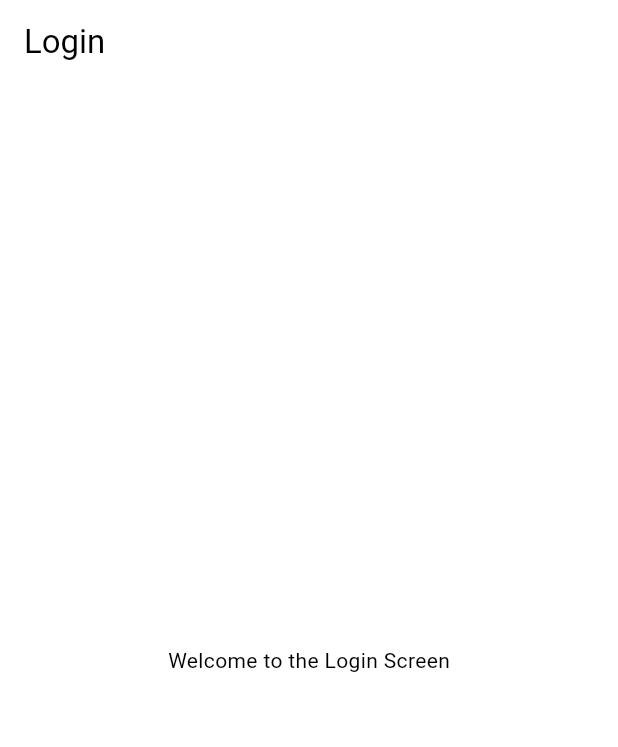
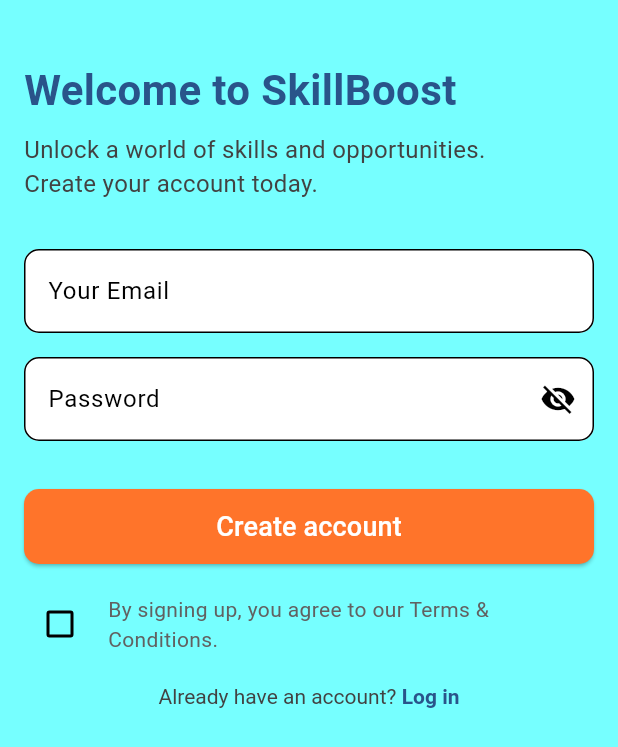
Before and after one commit to pirvugabriel/skillboost, a Flutter app: the screen it shows after launch, on a phone screen of 412 x 824 dp. Shown: the top 747 px of the screen. Run offline on Flutter 3.47's test engine with Material 3 defaults, Android fonts, the light colour scheme and no system bars; our stand-ins replace firebase_core; accounts and stored records are empty.

Commit message:
signup.1

```diff
--- a/lib/main.dart
+++ b/lib/main.dart
@@ -1,5 +1,6 @@
 import 'package:flutter/material.dart';
 import 'package:firebase_core/firebase_core.dart';
+import 'package:skillboost/screens/signup_screen.dart';
 import 'package:skillboost/screens/home_screen.dart';
 import 'package:skillboost/screens/login_screen.dart';
 import 'package:skillboost/screens/catalog_screen.dart';
@@ -26,9 +27,10 @@
         ),
         fontFamily: 'Roboto',
       ),
-      initialRoute: '/',
+      initialRoute: '/signup',
       routes: {
-        '/': (context) => LoginScreen(),
+        '/signup': (context) => SignupScreen(),
+        '/login': (context) => LoginScreen(),
         '/home': (context) => HomeScreen(),
         '/catalog': (context) => CatalogScreen(),
       },
--- a/lib/screens/signup_screen.dart
+++ b/lib/screens/signup_screen.dart
@@ -0,0 +1,195 @@
+import 'package:flutter/material.dart';
+import 'package:flutter/gestures.dart';
+
+class SignupScreen extends StatefulWidget {
+  const SignupScreen({super.key});
+
+  @override
+  SignupScreenState createState() => SignupScreenState();
+}
+
+class SignupScreenState extends State<SignupScreen> {
+  final _emailController = TextEditingController();
+  final _passwordController = TextEditingController();
+  bool _isPasswordVisible = false;
+  bool _isChecked = false;
+
+  void _createAccount() {
+    final email = _emailController.text.trim();
+
+    // Validare: Verificăm dacă checkbox-ul este bifat
+    if (!_isChecked) {
+      ScaffoldMessenger.of(context).showSnackBar(
+        SnackBar(
+          content: Text('Please agree to the Terms & Conditions.'),
+          backgroundColor: Colors.red,
+        ),
+      );
+      return;
+    }
+
+    // Validare: Verificăm dacă email-ul conține @yahoo sau @gmail
+    if (!email.contains('@yahoo') && !email.contains('@gmail')) {
+      ScaffoldMessenger.of(context).showSnackBar(
+        SnackBar(
+          content: Text('Please use a valid email ending with @yahoo or @gmail.'),
+          backgroundColor: Colors.red,
+        ),
+      );
+      return;
+    }
+
+    // Dacă toate validările sunt trecute, afișăm succes
+    ScaffoldMessenger.of(context).showSnackBar(
+      SnackBar(
+        content: Text('Account created successfully!'),
+        backgroundColor: Colors.green,
+      ),
+    );
+  }
+
+  @override
+  Widget build(BuildContext context) {
+    return Scaffold(
+      backgroundColor: const Color(0xFF76FFFF), // Turcoaz
+      body: SingleChildScrollView(
+        padding: const EdgeInsets.symmetric(horizontal: 16, vertical: 40),
+        child: Column(
+          crossAxisAlignment: CrossAxisAlignment.start,
+          children: [
+            // Titlu
+            Text(
+              'Welcome to SkillBoost',
+              style: TextStyle(
+                fontSize: 28,
+                fontWeight: FontWeight.bold,
+                color: const Color(0xFF29548A), // Albastru închis
+              ),
+            ),
+            const SizedBox(height: 8),
+            Text(
+              'Unlock a world of skills and opportunities.\nCreate your account today.',
+              style: TextStyle(
+                fontSize: 16,
+                color: Colors.grey[800],
+              ),
+            ),
+            const SizedBox(height: 32),
+
+            // Email Field
+            TextField(
+              controller: _emailController,
+              decoration: InputDecoration(
+                labelText: 'Your Email',
+                border: OutlineInputBorder(
+                  borderRadius: BorderRadius.circular(10),
+                ),
+                filled: true,
+                fillColor: Colors.white,
+              ),
+            ),
+            const SizedBox(height: 16),
+
+            // Password Field
+            TextField(
+              controller: _passwordController,
+              obscureText: !_isPasswordVisible,
+              decoration: InputDecoration(
+                labelText: 'Password',
+                border: OutlineInputBorder(
+                  borderRadius: BorderRadius.circular(10),
+                ),
+                filled: true,
+                fillColor: Colors.white,
+                suffixIcon: IconButton(
+                  icon: Icon(
+                    _isPasswordVisible
+                        ? Icons.visibility
+                        : Icons.visibility_off,
+                  ),
+                  onPressed: () {
+                    setState(() {
+                      _isPasswordVisible = !_isPasswordVisible;
+                    });
+                  },
+                ),
+              ),
+            ),
+            const SizedBox(height: 32),
+
+            // Create Account Button
+            ElevatedButton(
+              onPressed: _createAccount,
+              style: ElevatedButton.styleFrom(
+                backgroundColor: const Color(0xFFFF742A), // Portocaliu vibrant
+                minimumSize: const Size(double.infinity, 50),
+                shape: RoundedRectangleBorder(
+                  borderRadius: BorderRadius.circular(10),
+                ),
+              ),
+              child: const Text(
+                'Create account',
+                style: TextStyle(fontSize: 18, color: Colors.white),
+              ),
+            ),
+            const SizedBox(height: 16),
+
+            // Checkbox and Terms
+            Row(
+              children: [
+                Checkbox(
+                  value: _isChecked,
+                  onChanged: (value) {
+                    setState(() {
+                      _isChecked = value!;
+                    });
+                  },
+                  activeColor: const Color(0xFFFF742A),
+                ),
+                const SizedBox(width: 8),
+                Expanded(
+                  child: Text(
+                    'By signing up, you agree to our Terms & Conditions.',
+                    style: TextStyle(
+                      fontSize: 14,
+                      color: Colors.grey[700],
+                    ),
+                  ),
+                ),
+              ],
+            ),
+            const SizedBox(height: 16),
+
+            // Already have an account?
+            Center(
+              child: RichText(
+                text: TextSpan(
+                  text: 'Already have an account? ',
+                  style: TextStyle(
+                    fontSize: 14,
+                    color: Colors.grey[800],
+                  ),
+                  children: [
+                    TextSpan(
+                      text: 'Log in',
+                      style: TextStyle(
+                        fontSize: 14,
+                        color: const Color(0xFF29548A),
+                        fontWeight: FontWeight.bold,
+                      ),
+                      // Adaugă acțiune la Log in
+                      recognizer: TapGestureRecognizer()
+                        ..onTap = () {
+                          Navigator.pushNamed(context, '/login');
+                        },
+                    ),
+                  ],
+                ),
+              ),
+            ),
+          ],
+        ),
+      ),
+    );
+  }
+}
```
